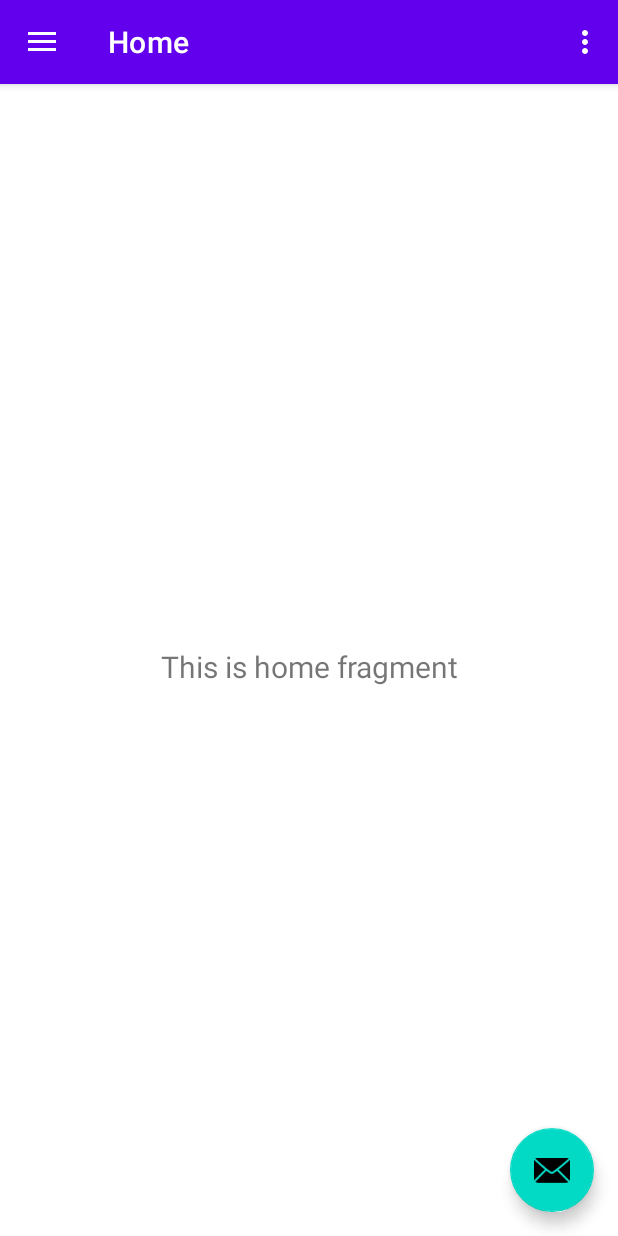
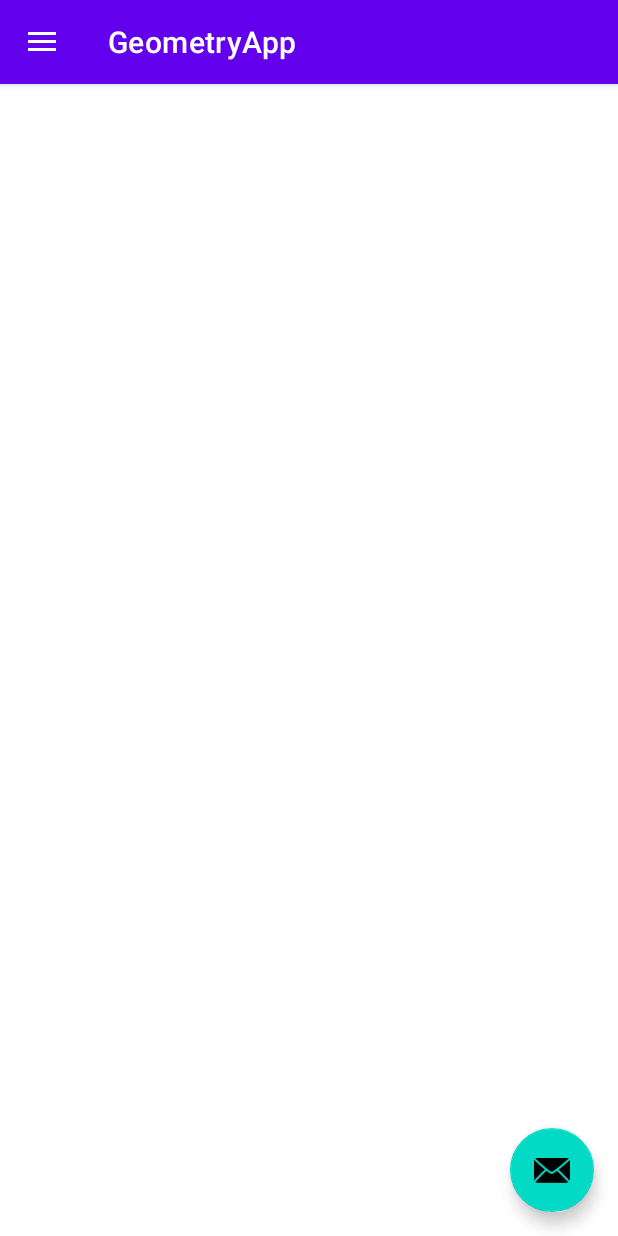
Before and after one commit to NickCoder22/MyGeoP1, an Android app: the screen it shows after launch (MainActivity), on a phone screen of 412 x 824 dp. Run offline under Robolectric (Android 15) with nearby library versions, the phone set to English and light mode, and no system bars; our stand-ins replace navigation-ui.

Commit message:
second refresh

```diff
--- a/app/src/main/java/com/example/mygeop1/MainActivity.java
+++ b/app/src/main/java/com/example/mygeop1/MainActivity.java
@@ -43,12 +43,7 @@ public class MainActivity extends AppCompatActivity {
         NavigationUI.setupWithNavController(navigationView, navController);
     }
 
-    @Override
-    public boolean onCreateOptionsMenu(Menu menu) {
-        // Inflate the menu; this adds items to the action bar if it is present.
-        getMenuInflater().inflate(R.menu.main, menu);
-        return true;
-    }
+
 
     @Override
     public boolean onSupportNavigateUp() {
--- a/app/src/main/java/com/example/mygeop1/ui/home/HomeFragment.java
+++ b/app/src/main/java/com/example/mygeop1/ui/home/HomeFragment.java
@@ -20,27 +20,5 @@ public class HomeFragment extends Fragment {
     private HomeViewModel homeViewModel;
     private FragmentHomeBinding binding;
 
-    public View onCreateView(@NonNull LayoutInflater inflater,
-                             ViewGroup container, Bundle savedInstanceState) {
-        homeViewModel =
-                new ViewModelProvider(this).get(HomeViewModel.class);
 
-        binding = FragmentHomeBinding.inflate(inflater, container, false);
-        View root = binding.getRoot();
-
-        final TextView textView = binding.textHome;
-        homeViewModel.getText().observe(getViewLifecycleOwner(), new Observer<String>() {
-            @Override
-            public void onChanged(@Nullable String s) {
-                textView.setText(s);
-            }
-        });
-        return root;
-    }
-
-    @Override
-    public void onDestroyView() {
-        super.onDestroyView();
-        binding = null;
-    }
 }
--- a/app/src/main/res/layout/fragment_home.xml
+++ b/app/src/main/res/layout/fragment_home.xml
@@ -4,19 +4,4 @@
     xmlns:tools="http://schemas.android.com/tools"
     android:layout_width="match_parent"
     android:layout_height="match_parent"
-    tools:context=".ui.home.HomeFragment">
-
-    <TextView
-        android:id="@+id/text_home"
-        android:layout_width="match_parent"
-        android:layout_height="wrap_content"
-        android:layout_marginStart="8dp"
-        android:layout_marginTop="8dp"
-        android:layout_marginEnd="8dp"
-        android:textAlignment="center"
-        android:textSize="20sp"
-        app:layout_constraintBottom_toBottomOf="parent"
-        app:layout_constraintEnd_toEndOf="parent"
-        app:layout_constraintStart_toStartOf="parent"
-        app:layout_constraintTop_toTopOf="parent" />
-</androidx.constraintlayout.widget.ConstraintLayout>
+    tools:context=".ui.home.HomeFragment"/>
--- a/app/src/main/res/values/strings.xml
+++ b/app/src/main/res/values/strings.xml
@@ -2,12 +2,12 @@
     <string name="app_name">MyGeoP1</string>
     <string name="navigation_drawer_open">Open navigation drawer</string>
     <string name="navigation_drawer_close">Close navigation drawer</string>
-    <string name="nav_header_title">Android Studio</string>
+    <string name="nav_header_title">Справочник по геометрии</string>
     <string name="nav_header_subtitle">android.studio@android.com</string>
     <string name="nav_header_desc">Navigation header</string>
     <string name="action_settings">Settings</string>
 
-    <string name="menu_home">Home</string>
-    <string name="menu_gallery">Gallery</string>
-    <string name="menu_slideshow">Slideshow</string>
+    <string name="menu_home">GeometryApp</string>
+    <string name="menu_gallery">Параллелограмм и трапеция</string>
+    <string name="menu_slideshow">Треугольники</string>
 </resources>
```
Also changed, not shown: app/src/main/java/com/example/mygeop1/ui/gallery/GalleryFragment.java (+0 -22 lines), app/src/main/java/com/example/mygeop1/ui/slideshow/SlideshowFragment.java (+0 -22 lines), app/src/main/res/layout/fragment_gallery.xml (+1 -16 lines), app/src/main/res/layout/fragment_slideshow.xml (+1 -16 lines), app/src/main/res/layout/nav_header_main.xml (+1 -12 lines).
